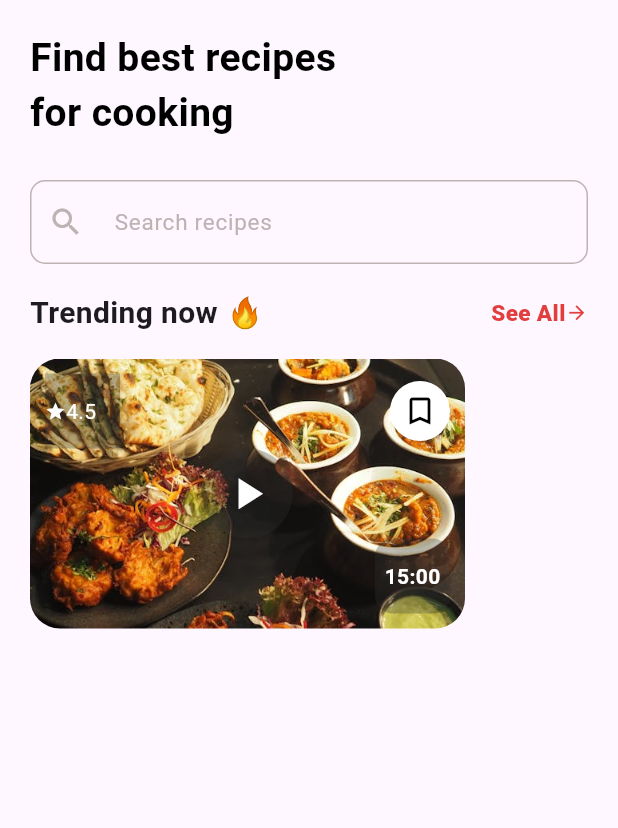
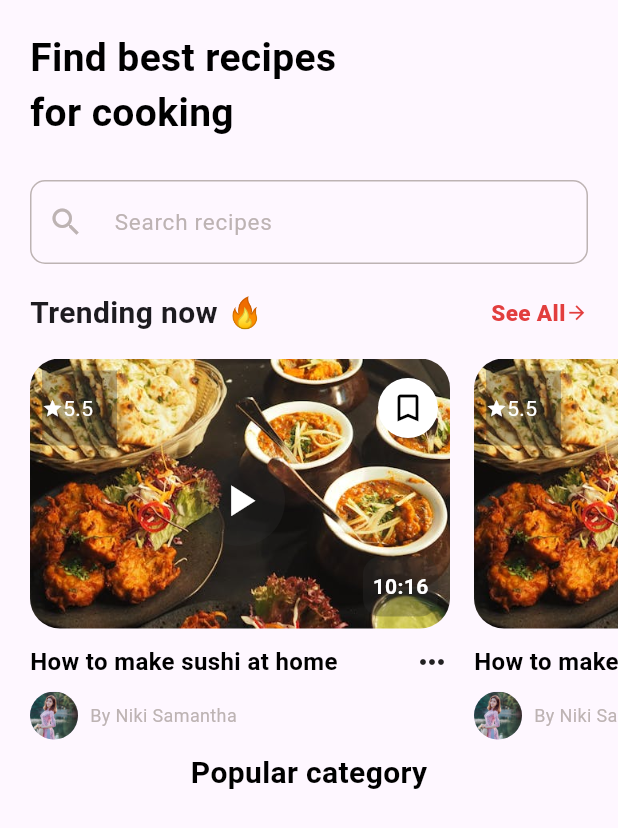
Before and after one commit to abilbabu/foodrecipes, a Flutter app: the HomeScreen screen opened directly, on a phone screen of 412 x 824 dp. Shown: the top 828 px of the screen. Run offline on Flutter 3.47's test engine with Material 3 defaults, Android fonts, the phone set to English and light mode, and no system bars.

Commit message:
customvideocreate

```diff
--- a/lib/view/global_widgets/custom_video_cart.dart
+++ b/lib/view/global_widgets/custom_video_cart.dart
@@ -3,23 +3,32 @@ import 'package:foodrecipes/utils/constants/color_constants.dart';
 import 'package:foodrecipes/utils/constants/image_constants.dart';
 
 class CustomVideoCard extends StatelessWidget {
+  final String rating;
+  final String? videosize;
+  final String VideoTitle;
   const CustomVideoCard({
+    required this.rating,
+    this.videosize,
+    required this.VideoTitle,
     super.key,
   });
 
   @override
   Widget build(BuildContext context) {
-    return Padding(
-      padding: const EdgeInsets.only(left: 20),
-      child: Container(
+    return SizedBox(
+      width: 280,
+      child: Column(
+        children: [
+          Container(
             height: 180,
             width: 290,
             decoration: BoxDecoration(
                 borderRadius: BorderRadius.circular(20),
                 image: DecorationImage(
-                fit: BoxFit.cover, image: AssetImage(ImageConstants.Food_one))),
+                    fit: BoxFit.cover,
+                    image: AssetImage(ImageConstants.Food_one))),
             child: Padding(
-          padding: const EdgeInsets.symmetric(horizontal: 10, vertical: 10),
+              padding: const EdgeInsets.symmetric(horizontal: 8, vertical: 8),
               child: Column(
                 mainAxisAlignment: MainAxisAlignment.spaceBetween,
                 children: [
@@ -38,7 +47,7 @@ class CustomVideoCard extends StatelessWidget {
                               size: 14,
                             ),
                             Text(
-                          "4.5",
+                              rating,//map creation
                               style: TextStyle(
                                   color: ColorConstants.white, fontSize: 14),
                             )
@@ -67,14 +76,14 @@ class CustomVideoCard extends StatelessWidget {
                   Align(
                     alignment: Alignment.bottomRight,
                     child: Container(
-                  height: 50,
+                      height: 40,
                       width: 50,
                       decoration: BoxDecoration(
                           color: ColorConstants.lightbb.withOpacity(.3),
                           borderRadius: BorderRadius.circular(12)),
                       child: Center(
                         child: Text(
-                      "15:00",
+                          videosize!,//map creation
                           style: TextStyle(
                               color: ColorConstants.white,
                               fontSize: 14,
@@ -87,6 +96,46 @@ class CustomVideoCard extends StatelessWidget {
               ),
             ),
           ),
+          SizedBox(
+            height: 10,
+          ),
+          Row(
+            mainAxisAlignment: MainAxisAlignment.spaceBetween,
+            children: [
+              Text(
+                VideoTitle,//map creaction
+                style: TextStyle(
+                    color: ColorConstants.black,
+                    fontSize: 16,
+                    fontWeight: FontWeight.w600),
+              ),
+              Icon(Icons.more_horiz)
+            ],
+          ),
+          SizedBox(
+            height: 8,
+          ),
+          Row(
+            mainAxisAlignment: MainAxisAlignment.start,
+            children: [
+              CircleAvatar(
+                radius: 16,
+                backgroundImage: AssetImage("assets/image/shopei.jpeg"),
+              ),
+              SizedBox(
+                width: 8,
+              ),
+              Text(
+                "By Niki Samantha",
+                style: TextStyle(
+                    color: ColorConstants.lightGrey,
+                    fontSize: 12,
+                    fontWeight: FontWeight.w400),
+              )
+            ],
+          ),
+        ],
+      ),
     );
   }
 }
--- a/lib/view/home_screen/home_screen.dart
+++ b/lib/view/home_screen/home_screen.dart
@@ -10,7 +10,26 @@ class HomeScreen extends StatelessWidget {
     return SafeArea(
       child: Scaffold(
         body: Column(
-          children: [_buildtitleSection(), _trendingSection()],
+          children: [
+            _buildtitleSection(),
+            //title
+            _trendingSection(),
+            // video card custom
+            Column(
+              children: [
+                Padding(
+                  padding: const EdgeInsets.all(8.0),
+                  child: Text(
+                    "Popular category",
+                    style: TextStyle(
+                        color: ColorConstants.black,
+                        fontSize: 20,
+                        fontWeight: FontWeight.w600),
+                  ),
+                )
+              ],
+            )
+          ],
         ),
       ),
     );
@@ -46,8 +65,20 @@ class HomeScreen extends StatelessWidget {
         SizedBox(
           height: 16,
         ),
-        Row(
-          children: [CustomVideoCard()],
+        SizedBox(
+          height: 254,
+          child: ListView.separated(
+              padding: EdgeInsets.symmetric(horizontal: 20),
+              scrollDirection: Axis.horizontal,
+              itemBuilder: (context, index) => CustomVideoCard(//map[index]..creationmethod
+                    rating: "5.5",
+                    videosize: "10:16",
+                    VideoTitle: "How to make sushi at home",
+                  ),
+              separatorBuilder: (context, index) => SizedBox(
+                    width: 16,
+                  ),
+              itemCount: 6),
         )
       ],
     );
```
Also changed, not shown: assets/image/shopei.jpeg (added). Lines whose indentation alone changed are shown as unchanged.
